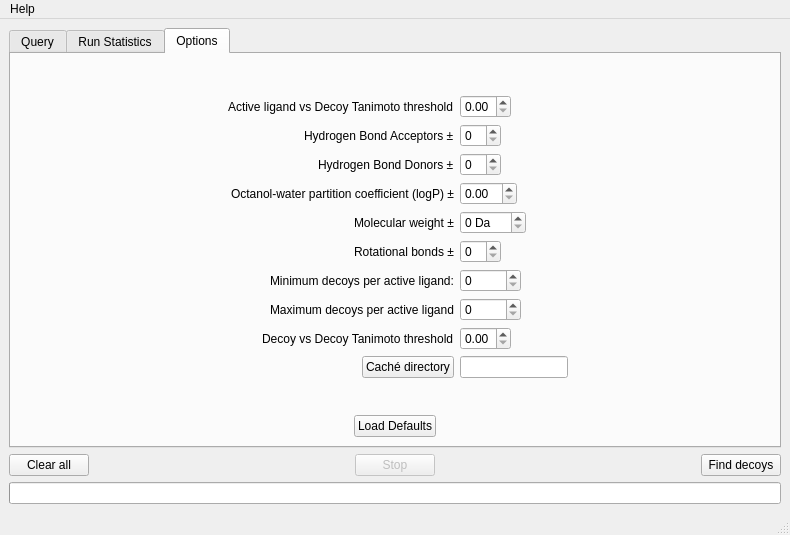
URV-cheminformatics/DecoyFinder, file MainWindow.ui: the form before one commit.
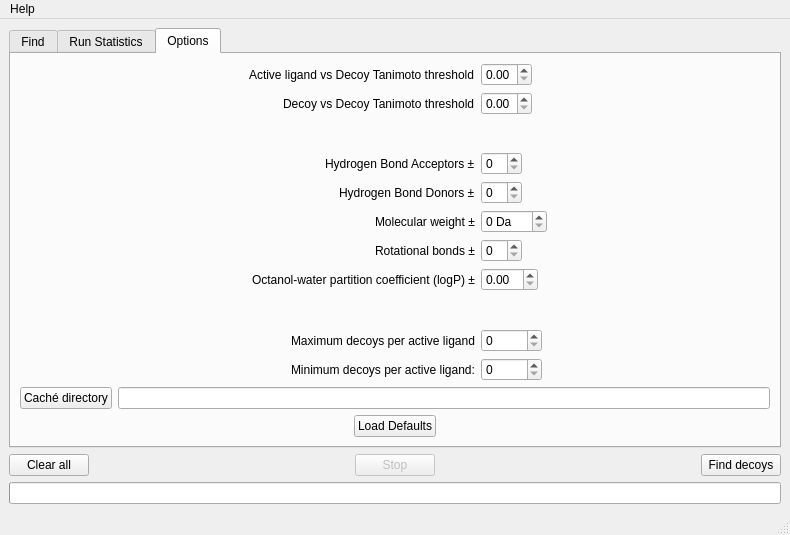
The form after the commit. The open tabs and pages were chosen to show the change.

```diff
--- a/MainWindow.ui
+++ b/MainWindow.ui
@@ -25,7 +25,7 @@
       </property>
       <widget class="QWidget" name="tabWidgetPage1">
        <attribute name="title">
-        <string>Query</string>
+        <string>Find</string>
        </attribute>
        <layout class="QVBoxLayout" name="verticalLayout_5">
         <item>
@@ -585,47 +585,50 @@
            </widget>
           </item>
           <item row="1" column="0">
+           <widget class="QLabel" name="decoyDecoyTanimotoLabel">
+            <property name="text">
+             <string>Decoy vs Decoy Tanimoto threshold</string>
+            </property>
+           </widget>
+          </item>
+          <item row="1" column="1">
+           <widget class="QDoubleSpinBox" name="dTanimotoBox">
+            <property name="maximum">
+             <double>1.000000000000000</double>
+            </property>
+            <property name="singleStep">
+             <double>0.100000000000000</double>
+            </property>
+           </widget>
+          </item>
+          <item row="3" column="0">
            <widget class="QLabel" name="hBALabel_2">
             <property name="text">
              <string>Hydrogen Bond Acceptors ±</string>
             </property>
            </widget>
           </item>
-          <item row="1" column="1">
+          <item row="3" column="1">
            <widget class="QSpinBox" name="hbaBox"/>
           </item>
-          <item row="2" column="0">
+          <item row="4" column="0">
            <widget class="QLabel" name="hBDLabel">
             <property name="text">
              <string>Hydrogen Bond Donors ±</string>
             </property>
            </widget>
           </item>
-          <item row="2" column="1">
+          <item row="4" column="1">
            <widget class="QSpinBox" name="hbdBox"/>
           </item>
-          <item row="3" column="0">
-           <widget class="QLabel" name="clogPLabel">
-            <property name="text">
-             <string>Octanol-water partition coefficient (logP) ±</string>
-            </property>
-           </widget>
-          </item>
-          <item row="3" column="1">
-           <widget class="QDoubleSpinBox" name="clogpBox">
-            <property name="singleStep">
-             <double>0.100000000000000</double>
-            </property>
-           </widget>
-          </item>
-          <item row="4" column="0">
+          <item row="5" column="0">
            <widget class="QLabel" name="molecularWeightLabel">
             <property name="text">
              <string>Molecular weight ±</string>
             </property>
            </widget>
           </item>
-          <item row="4" column="1">
+          <item row="5" column="1">
            <widget class="QSpinBox" name="molwtBox">
             <property name="suffix">
              <string> Da</string>
@@ -635,81 +638,108 @@
             </property>
            </widget>
           </item>
-          <item row="5" column="0">
+          <item row="6" column="0">
            <widget class="QLabel" name="rtotationalBondsLabel">
             <property name="text">
              <string>Rotational bonds ±</string>
             </property>
            </widget>
           </item>
-          <item row="5" column="1">
-           <widget class="QSpinBox" name="rotbBox"/>
-          </item>
-          <item row="6" column="0">
-           <widget class="QLabel" name="decoyLimitLabel">
-            <property name="text">
-             <string>Minimum decoys per active ligand:</string>
-            </property>
-           </widget>
-          </item>
           <item row="6" column="1">
-           <widget class="QSpinBox" name="decoyMinSpinBox">
-            <property name="toolTip">
-             <string>Limit how many decoys to find for each ligand. If the limit is 0, there is no limit.</string>
-            </property>
-            <property name="maximum">
-             <number>99999</number>
-            </property>
-           </widget>
+           <widget class="QSpinBox" name="rotbBox"/>
           </item>
           <item row="7" column="0">
+           <widget class="QLabel" name="clogPLabel">
+            <property name="text">
+             <string>Octanol-water partition coefficient (logP) ±</string>
+            </property>
+           </widget>
+          </item>
+          <item row="7" column="1">
+           <widget class="QDoubleSpinBox" name="clogpBox">
+            <property name="singleStep">
+             <double>0.100000000000000</double>
+            </property>
+           </widget>
+          </item>
+          <item row="9" column="0">
            <widget class="QLabel" name="maximumDecoysPerActiveLigandLabel">
             <property name="text">
              <string>Maximum decoys per active ligand</string>
             </property>
            </widget>
           </item>
-          <item row="7" column="1">
+          <item row="9" column="1">
            <widget class="QSpinBox" name="decoyMaxSpinBox">
             <property name="maximum">
              <number>99999</number>
             </property>
            </widget>
           </item>
-          <item row="9" column="0">
+          <item row="10" column="0">
+           <widget class="QLabel" name="decoyLimitLabel">
+            <property name="text">
+             <string>Minimum decoys per active ligand:</string>
+            </property>
+           </widget>
+          </item>
+          <item row="10" column="1">
+           <widget class="QSpinBox" name="decoyMinSpinBox">
+            <property name="toolTip">
+             <string>Limit how many decoys to find for each ligand. If the limit is 0, there is no limit.</string>
+            </property>
+            <property name="maximum">
+             <number>99999</number>
+            </property>
+           </widget>
+          </item>
+          <item row="2" column="0">
+           <spacer name="verticalSpacer_2">
+            <property name="orientation">
+             <enum>Qt::Vertical</enum>
+            </property>
+            <property name="sizeHint" stdset="0">
+             <size>
+              <width>20</width>
+              <height>40</height>
+             </size>
+            </property>
+           </spacer>
+          </item>
+          <item row="8" column="0">
+           <spacer name="verticalSpacer_3">
+            <property name="orientation">
+             <enum>Qt::Vertical</enum>
+            </property>
+            <property name="sizeHint" stdset="0">
+             <size>
+              <width>20</width>
+              <height>40</height>
+             </size>
+            </property>
+           </spacer>
+          </item>
+         </layout>
+        </item>
+        <item>
+         <layout class="QFormLayout" name="formLayout_6">
+          <item row="0" column="0">
            <widget class="QPushButton" name="cacheButton">
             <property name="text">
              <string>Caché directory</string>
             </property>
            </widget>
           </item>
-          <item row="9" column="1">
+          <item row="0" column="1">
            <widget class="QLineEdit" name="cachDirectoryLineEdit">
             <property name="sizePolicy">
-             <sizepolicy hsizetype="Preferred" vsizetype="Fixed">
+             <sizepolicy hsizetype="Expanding" vsizetype="Fixed">
               <horstretch>0</horstretch>
               <verstretch>0</verstretch>
              </sizepolicy>
             </property>
            </widget>
           </item>
-          <item row="8" column="0">
-           <widget class="QLabel" name="decoyDecoyTanimotoLabel">
-            <property name="text">
-             <string>Decoy vs Decoy Tanimoto threshold</string>
-            </property>
-           </widget>
-          </item>
-          <item row="8" column="1">
-           <widget class="QDoubleSpinBox" name="dTanimotoBox">
-            <property name="maximum">
-             <double>1.000000000000000</double>
-            </property>
-            <property name="singleStep">
-             <double>0.100000000000000</double>
-            </property>
-           </widget>
-          </item>
          </layout>
         </item>
         <item>
```
Left out of the diff: 114 changed lines with no effect on the pictures.
